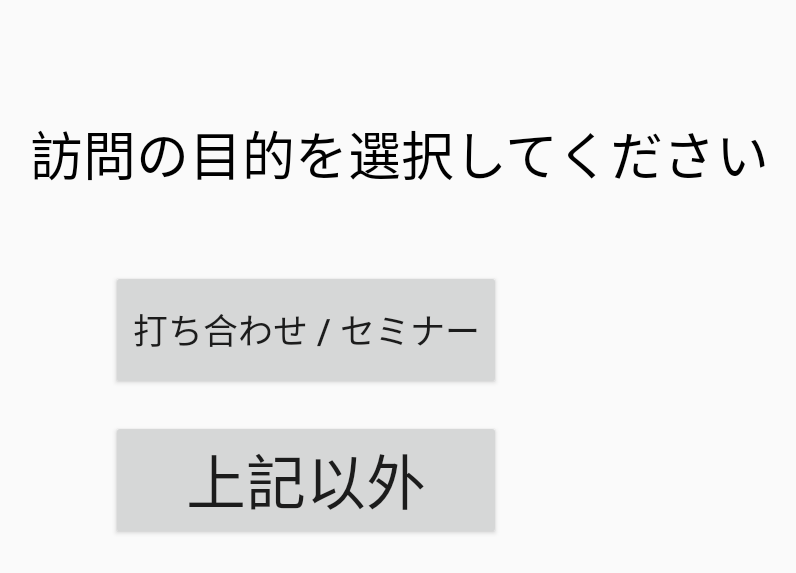
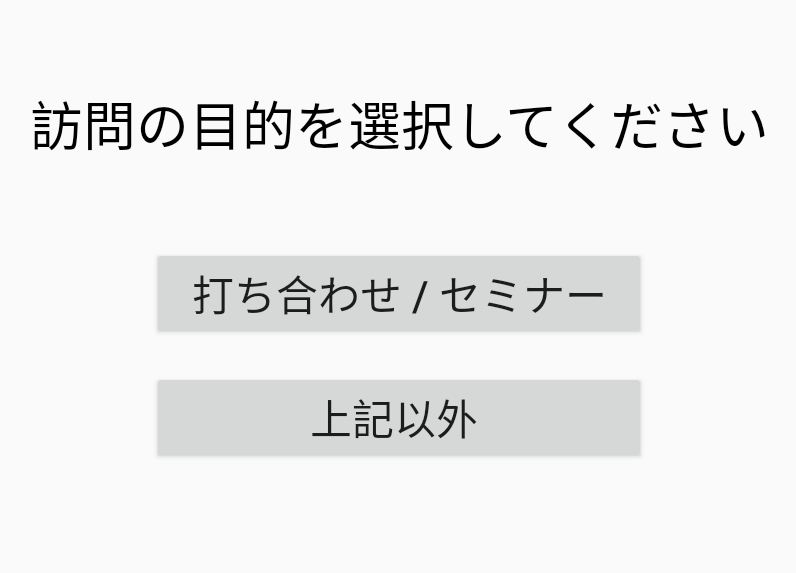
Before and after one commit to KawashimaRyutaro/Dokatsuke, an Android app: the submenuActivity screen opened directly, with no data from a screen before it, on a phone screen of 824 x 412 dp (held sideways). Shown: the top 573 px of the screen, without its empty margins (219-1015 px from the left). Run offline under Robolectric (Android 15) with nearby library versions, the phone set to English and light mode, and no system bars.

Commit message:
全機能更新

```diff
--- a/app/src/main/AndroidManifest.xml
+++ b/app/src/main/AndroidManifest.xml
@@ -21,6 +21,7 @@
             </intent-filter>
         </activity>
         <activity android:name=".RegistrationActivity" android:screenOrientation="landscape"/>
+        <activity android:name=".MemberMainteActivity" android:screenOrientation="landscape"/>
         <activity android:name=".ViewVisiterActivity" android:screenOrientation="landscape"/>
         <activity android:name=".submenuActivity" android:screenOrientation="landscape"/>
         <activity android:name=".selectActivity" android:screenOrientation="landscape"/>
--- a/app/src/main/java/com/example/dokatsu/dokatsu/RegistrationActivity.java
+++ b/app/src/main/java/com/example/dokatsu/dokatsu/RegistrationActivity.java
@@ -19,6 +19,7 @@ public class RegistrationActivity extends AppCompatActivity {
     protected void onCreate(Bundle savedInstanceState) {
         super.onCreate(savedInstanceState);
         setContentView(R.layout.registration);
+        /*
         Button sendRegistration = findViewById(R.id.btnRegist);
         sendRegistration.setOnClickListener(new View.OnClickListener() {
             @Override
@@ -48,5 +49,6 @@ public class RegistrationActivity extends AppCompatActivity {
                 }
             }
         });
+        */
     }
 }
--- a/app/src/main/java/com/example/dokatsu/dokatsu/ViewVisiterActivity.java
+++ b/app/src/main/java/com/example/dokatsu/dokatsu/ViewVisiterActivity.java
@@ -35,6 +35,7 @@ public class ViewVisiterActivity extends AppCompatActivity {
 
     private void GetVisiterData()
     {
+        /*
         //ファイルが存在しない場合は処理を行わない
         File file = getBaseContext().getFileStreamPath("Visiter");
         if(!file.exists()) return;
@@ -56,5 +57,6 @@ public class ViewVisiterActivity extends AppCompatActivity {
         } catch (ClassNotFoundException e) {
             e.printStackTrace();
         }
+        */
     }
 }
--- a/app/src/main/java/com/example/dokatsu/dokatsu/submenuActivity.java
+++ b/app/src/main/java/com/example/dokatsu/dokatsu/submenuActivity.java
@@ -1,9 +1,13 @@
 package com.example.dokatsu.dokatsu;
 
-import android.app.Activity;
+import android.Manifest;
 import android.content.Intent;
+import android.content.pm.PackageManager;
+import android.net.Uri;
 import android.os.Bundle;
 import android.support.annotation.Nullable;
+import android.support.v4.app.ActivityCompat;
+import android.support.v4.content.ContextCompat;
 import android.support.v7.app.AppCompatActivity;
 import android.view.View;
 import android.widget.Button;
@@ -13,16 +17,6 @@ public class submenuActivity extends AppCompatActivity {
     protected void onCreate(@Nullable Bundle savedInstanceState) {
         super.onCreate(savedInstanceState);
         setContentView(R.layout.activity_submenu);
-
-        Button  bt_modoru2= findViewById(R.id.戻る2);
-        bt_modoru2.setOnClickListener(new View.OnClickListener() {
-            @Override
-            public void onClick(View v) {
-                setResult(Activity.RESULT_CANCELED);
-                finish();
-            }
-        });
-
 
         Button bt_toselect = findViewById(R.id.button_uti);
         bt_toselect.setOnClickListener(new View.OnClickListener() {
@@ -35,15 +29,27 @@ public class submenuActivity extends AppCompatActivity {
             }
         });
 
+        //電話ボタンのリスナー設定
         Button bt_tocall = findViewById(R.id.button_hitatu);
-        bt_tocall.setOnClickListener(new View.OnClickListener() {
-            @Override
-            public void onClick(View v) {
-                //Intent intent = new Intent();
-                // intent.setClassName(getPackageName(),getPackageName()+".syoruiActivity");
-                Intent intent = new Intent(getApplication(),syoruiActivity.class);
-                startActivity(intent);
+        bt_tocall.setOnClickListener(new View.OnClickListener(){
+            AppCompatActivity activity;
+            private View.OnClickListener setMember(AppCompatActivity _activity)
+            {
+                activity = _activity;
+                return this;
             }
-        });
+            public  void onClick(View view)
+            {
+                //電話をかける許可
+                if (ContextCompat.checkSelfPermission(activity, Manifest.permission.CALL_PHONE)
+                        != PackageManager.PERMISSION_GRANTED)
+                {
+                    ActivityCompat.requestPermissions(activity, new String[]{android.Manifest.permission.CALL_PHONE}, 0);
+                }
+                Uri uri = Uri.parse("tel:1111111111");
+                Intent i = new Intent(Intent.ACTION_CALL, uri);
+                startActivity(i);
+            }
+        }.setMember(this));
     }
 }
--- a/app/src/main/res/layout/activity_submenu.xml
+++ b/app/src/main/res/layout/activity_submenu.xml
@@ -11,49 +11,49 @@
         android:layout_width="wrap_content"
         android:layout_height="wrap_content"
         android:orientation="horizontal"
-        app:layout_constraintGuide_begin="20dp" />
+        app:layout_constraintGuide_percent="0.03" />
 
     <android.support.constraint.Guideline
         android:id="@+id/horizontal_guideline_A1"
         android:layout_width="wrap_content"
         android:layout_height="wrap_content"
         android:orientation="horizontal"
-        app:layout_constraintGuide_begin="62dp" />
+        app:layout_constraintGuide_percent="0.1" />
 
     <android.support.constraint.Guideline
         android:id="@+id/horizontal_guideline_A2"
         android:layout_width="wrap_content"
         android:layout_height="wrap_content"
         android:orientation="horizontal"
-        app:layout_constraintGuide_begin="143dp" />
+        app:layout_constraintGuide_percent="0.3" />
 
     <android.support.constraint.Guideline
         android:id="@+id/horizontal_guideline_A3"
         android:layout_width="wrap_content"
         android:layout_height="wrap_content"
         android:orientation="horizontal"
-        app:layout_constraintGuide_begin="180dp" />
+        app:layout_constraintGuide_percent="0.4" />
 
     <android.support.constraint.Guideline
         android:id="@+id/horizontal_guideline_A4"
         android:layout_width="wrap_content"
         android:layout_height="wrap_content"
         android:orientation="horizontal"
-        app:layout_constraintGuide_begin="260dp" />
+        app:layout_constraintGuide_percent="0.55" />
 
     <android.support.constraint.Guideline
         android:id="@+id/horizontal_guideline_A5"
         android:layout_width="wrap_content"
         android:layout_height="wrap_content"
         android:orientation="horizontal"
-        app:layout_constraintGuide_begin="280dp" />
+        app:layout_constraintGuide_percent="0.6" />
 
     <android.support.constraint.Guideline
         android:id="@+id/horizontal_guideline_A6"
         android:layout_width="wrap_content"
         android:layout_height="wrap_content"
         android:orientation="horizontal"
-        app:layout_constraintGuide_begin="360dp" />
+        app:layout_constraintGuide_percent="0.75" />
 
     <android.support.constraint.Guideline
         android:id="@+id/vertical_guideline_A0"
@@ -81,14 +81,14 @@
         android:layout_width="wrap_content"
         android:layout_height="wrap_content"
         android:orientation="vertical"
-        app:layout_constraintGuide_begin="220dp" />
+        app:layout_constraintGuide_percent="0.3" />
 
     <android.support.constraint.Guideline
         android:id="@+id/vertical_guideline_A3"
         android:layout_width="wrap_content"
         android:layout_height="wrap_content"
         android:orientation="vertical"
-        app:layout_constraintGuide_begin="480dp" />
+        app:layout_constraintGuide_percent="0.7" />
 
     <android.support.constraint.Guideline
         android:id="@+id/vertical_guideline_A4"
@@ -130,7 +130,7 @@
         android:layout_height="0dp"
         android:autoSizeTextType="uniform"
         android:gravity="center"
-        android:text="上記以外"
+        android:text="      上記以外       "
         app:layout_constraintTop_toTopOf="@+id/horizontal_guideline_A5"
         app:layout_constraintBottom_toTopOf="@+id/horizontal_guideline_A6"
         app:layout_constraintStart_toStartOf="@+id/vertical_guideline_A2"
--- a/app/src/main/res/layout/uktktablet.xml
+++ b/app/src/main/res/layout/uktktablet.xml
@@ -248,7 +248,6 @@
         android:layout_width="0dp"
         android:layout_height="0dp"
         android:background="@color/colorList"
-        android:entries="@array/visit_destination"
         android:spinnerMode="dropdown"
         app:layout_constraintBottom_toTopOf="@+id/horizontal_guideline_C5"
         app:layout_constraintEnd_toStartOf="@+id/vertical_guideline_C4"
--- a/app/src/main/res/values/refs.xml
+++ /dev/null
@@ -1,4 +0,0 @@
-<?xml version="1.0" encoding="utf-8"?>
-<resources>
-    <drawable name="systems2" />
-</resources>
```
Also changed, not shown: app/src/main/java/com/example/dokatsu/dokatsu/MainActivity.java (+43 -4 lines), app/src/main/java/com/example/dokatsu/dokatsu/UktkTablet.java (+13 -10 lines), app/src/main/java/com/example/dokatsu/dokatsu/selectActivity.java (+0 -10 lines), app/src/main/java/com/example/dokatsu/dokatsu/syoruiActivity.java (+0 -11 lines), app/src/main/res/layout/activity_select.xml (+10 -10 lines).
